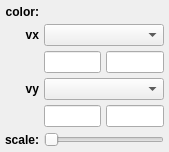
glue-viz/glue, file glue/viewers/scatter/qt/vector_style_editor.ui: the form before one commit.
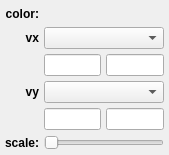
The form after the commit. Custom widgets are drawn as their Qt base class.

What changed in the file:
```diff
--- a/glue/viewers/scatter/qt/vector_style_editor.ui
+++ b/glue/viewers/scatter/qt/vector_style_editor.ui
@@ -7,7 +7,7 @@
     <x>0</x>
     <y>0</y>
     <width>169</width>
-    <height>152</height>
+    <height>155</height>
    </rect>
   </property>
   <property name="windowTitle">
```
Left out of the diff: 23 changed lines with no effect on the pictures.
